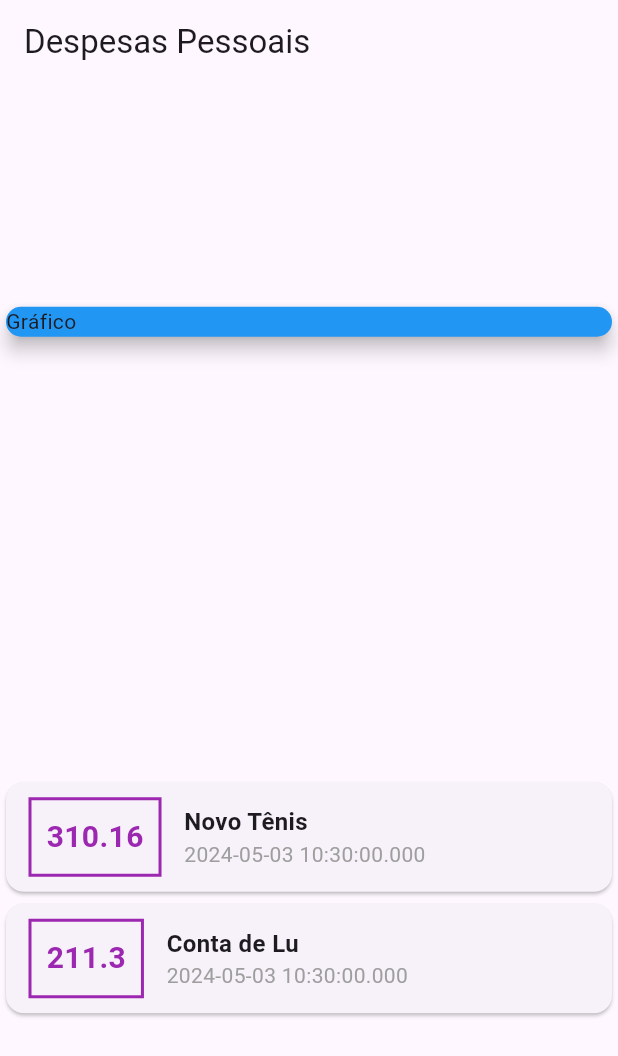
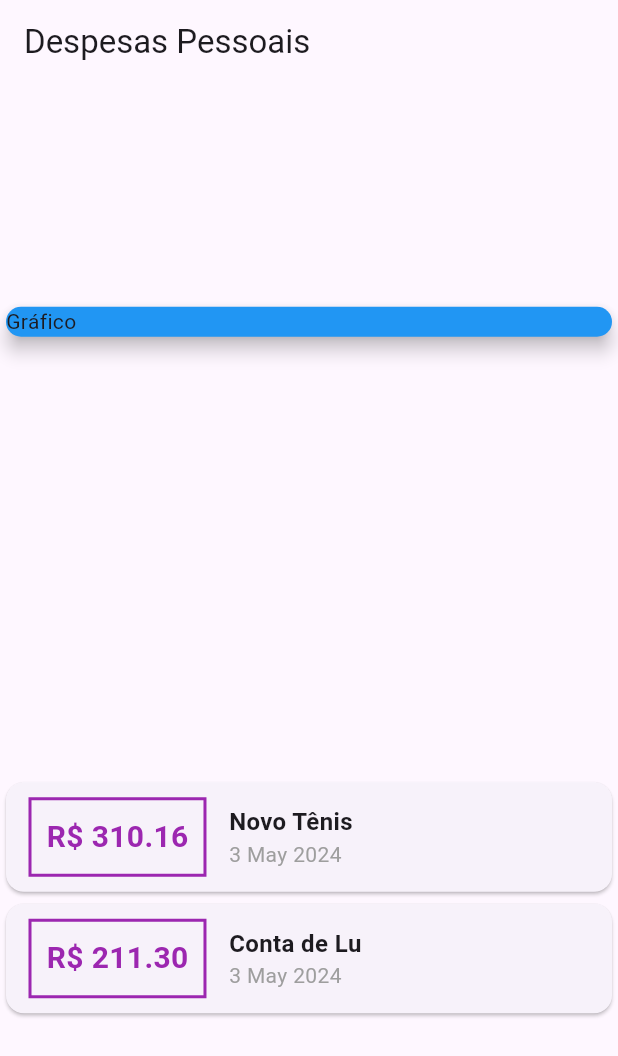
Before and after one commit to jessealvessilva/expenses, a Flutter app: the screen it shows after launch, on a phone screen of 412 x 824 dp. Shown: the top 1056 px of the screen. Run offline on Flutter 3.47's test engine with Material 3 defaults, Android fonts, the phone set to English and light mode, and no system bars.

Commit message:
Padronizando a exibição de Data

```diff
--- a/lib/main.dart
+++ b/lib/main.dart
@@ -1,5 +1,6 @@
 import 'package:flutter/material.dart';
 import '/models/transaction.dart';
+import 'package:intl/intl.dart';
 
 main() => runApp(const ExpensesApp());
 
@@ -65,7 +66,7 @@ class MyHomePage extends StatelessWidget {
                     ),
                     padding: EdgeInsets.all(10),
                     child: Text(
-                      tr.value.toString(),
+                      "R\$ ${tr.value.toStringAsFixed(2)}",
                       style: TextStyle(
                           fontWeight: FontWeight.bold,
                           fontSize: 20,
@@ -82,7 +83,7 @@ class MyHomePage extends StatelessWidget {
                           fontWeight: FontWeight.bold,
                         ),
                       ),
-                      Text(tr.date.toString(),
+                      Text(DateFormat('d MMM y').format(tr.date),
                           style: TextStyle(color: Colors.grey))
                     ],
                   )
--- a/pubspec.yaml
+++ b/pubspec.yaml
@@ -30,6 +30,7 @@ environment:
 dependencies:
   flutter:
     sdk: flutter
+  intl: ^0.19.0
 
 
   # The following adds the Cupertino Icons font to your application.
```
